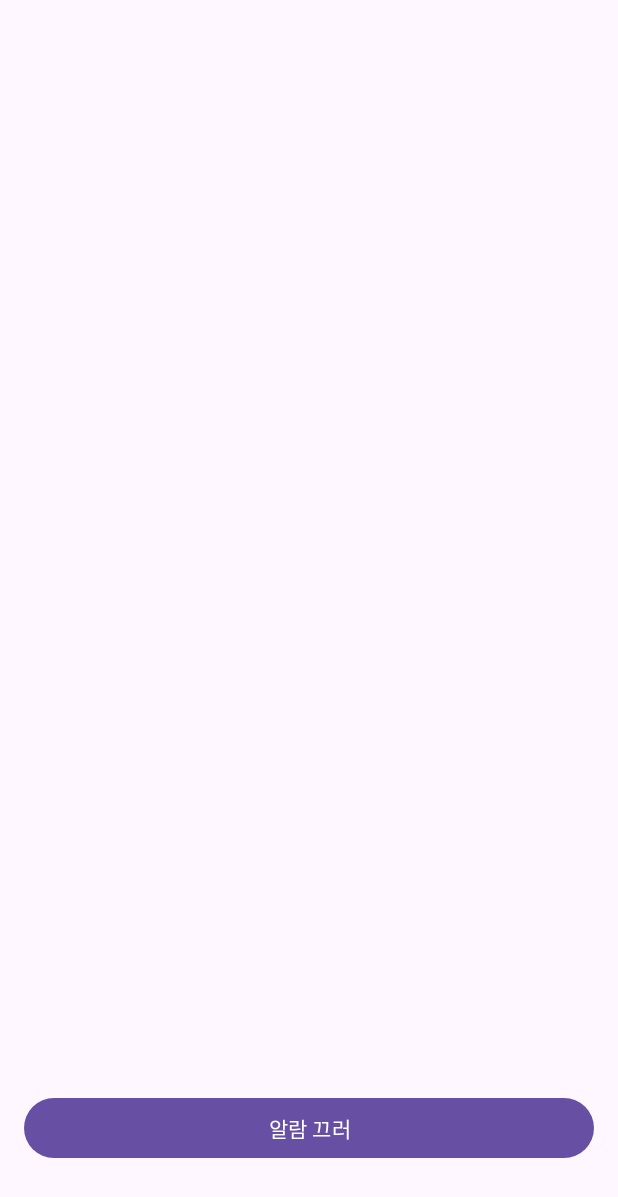
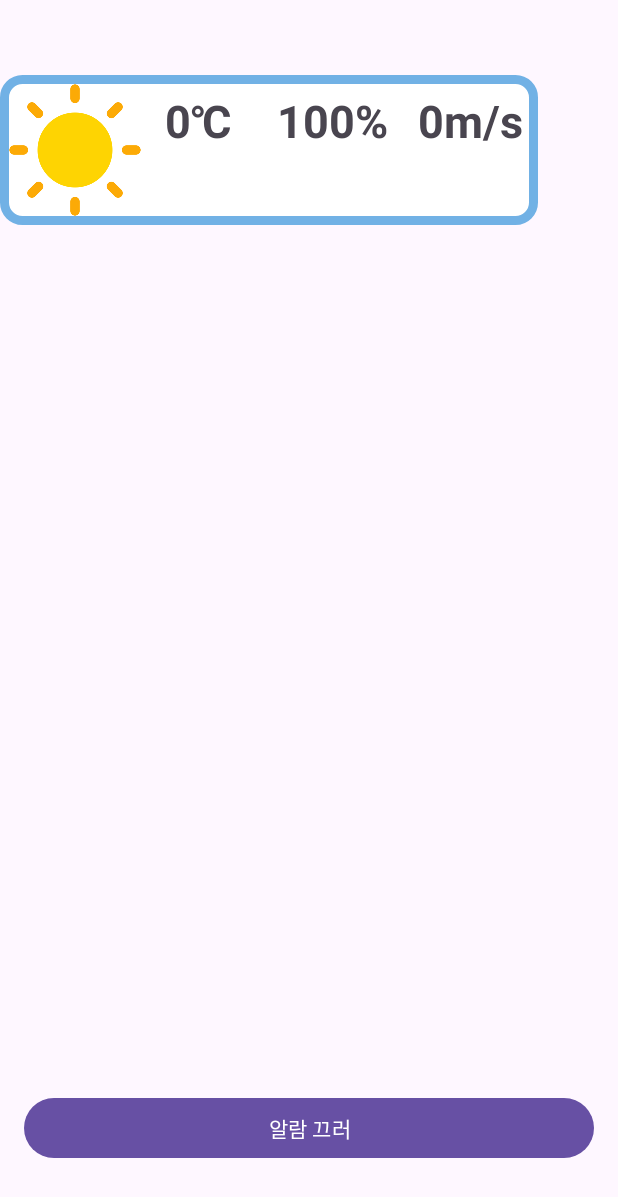
Before and after one commit to qjatn0521/KWOpenSource10Team, an Android app: the layout frag_alarm_called.xml on its own in the app's theme, with its tools: preview values and no code run, on a phone screen of 412 x 824 dp. Shown: the top 1197 px of the screen. Run offline under Robolectric (Android 15) with nearby library versions, the phone set to English and light mode, and no system bars.

Commit message:
20231119 - FragAlarmCalled에서도 날씨 확인 가능

```diff
--- a/app/src/main/res/layout/frag_alarm_called.xml
+++ b/app/src/main/res/layout/frag_alarm_called.xml
@@ -5,19 +5,75 @@
     xmlns:tools="http://schemas.android.com/tools"
     android:layout_width="match_parent"
     android:layout_height="match_parent">
+
     <LinearLayout
+        android:layout_width="wrap_content"
+        android:layout_height="100dp"
+        android:layout_marginTop="200dp"
+        android:orientation="horizontal"
+        android:background="@drawable/background_noti"
+        app:layout_constraintBottom_toTopOf="@+id/linearLayout"
+        app:layout_constraintStart_toStartOf="parent"
+        app:layout_constraintTop_toTopOf="parent">
+
+        <ImageView
+            android:id="@+id/weatherAlarmImage"
+            android:layout_width="100dp"
+            android:layout_height="wrap_content"
+            android:layout_weight="1"
+            app:srcCompat="@drawable/weather_sunny_icon" />
+
+        <TextView
+            android:id="@+id/weatherAlarmTMP"
+            android:layout_width="wrap_content"
+            android:layout_height="wrap_content"
+            android:layout_margin="10dp"
+            android:layout_marginTop="20dp"
+            android:layout_weight="1"
+            android:paddingStart="0dp"
+            android:paddingLeft="10dp"
+            android:paddingRight="10dp"
+            android:text="0℃"
+            android:textSize="30sp"
+            android:textStyle="bold" />
+
+        <TextView
+            android:id="@+id/weatherAlarmREHText"
+            android:layout_width="wrap_content"
+            android:layout_height="wrap_content"
+            android:layout_margin="10dp"
+            android:layout_weight="1"
+            android:text="100%"
+            android:textSize="30sp"
+            android:textStyle="bold" />
+
+        <TextView
+            android:id="@+id/weatherAlarmWSDText"
+            android:layout_width="wrap_content"
+            android:layout_height="wrap_content"
+            android:layout_margin="10dp"
+            android:layout_weight="1"
+            android:text="0m/s"
+            android:textSize="30sp"
+            android:textStyle="bold" />
+    </LinearLayout>
+
+    <LinearLayout
+        android:id="@+id/linearLayout"
         android:layout_width="match_parent"
         android:layout_height="match_parent"
         android:gravity="bottom"
         android:orientation="horizontal">
+
         <Button
             android:id="@+id/GoOffButton"
             android:layout_width="0dp"
             android:layout_height="wrap_content"
+            android:layout_margin="16dp"
             android:layout_weight="1"
-        android:text="알람 끄러"
-        android:layout_margin="16dp" />
+            android:text="알람 끄러" />
     </LinearLayout>
+
     <FrameLayout
         android:id="@+id/fragment_alarm_called"
         android:layout_width="match_parent"
```
Also changed, not shown: app/src/main/java/com/example/myapplication/alarm/FragAlarmCalled.java (+132 -0 lines). Lines whose indentation alone changed are shown as unchanged.
